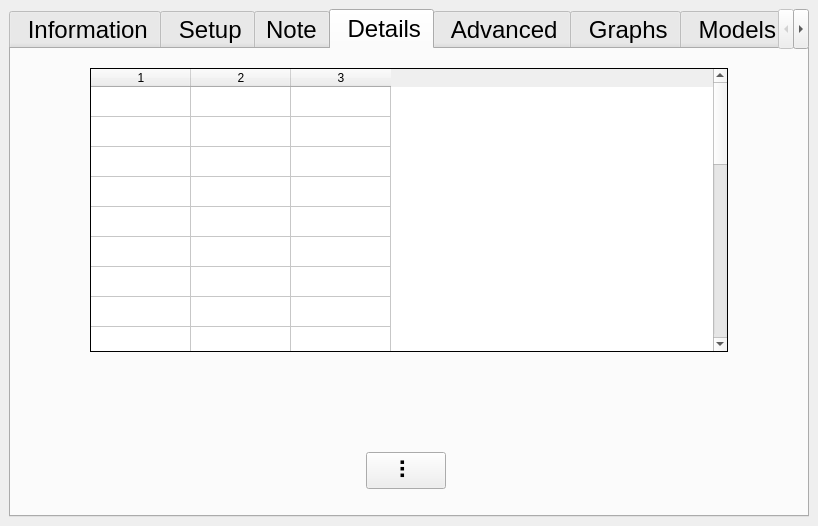
Above: ddh/gui/gui_ddh.ui from LowellInstruments/ddh5 before the change. Below: the same form after it.
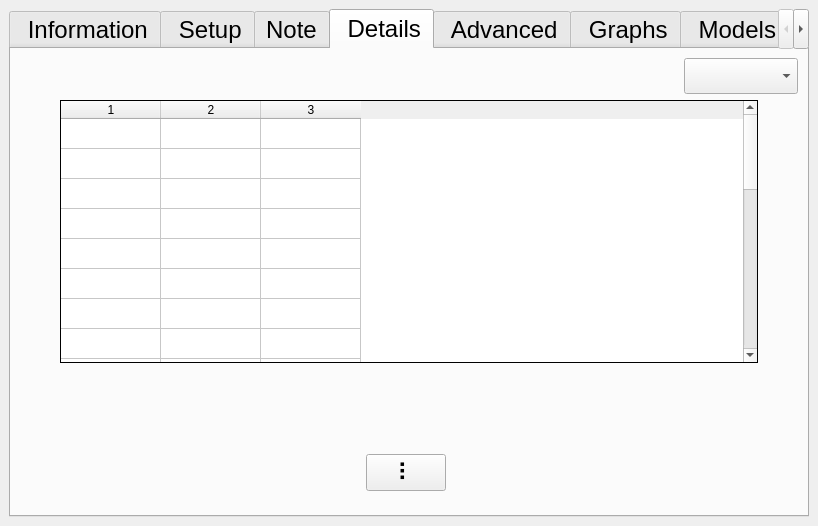
That is the form after the change. The open tabs and pages were chosen to show the change. Icons and pictures are not drawn.

What changed in the file:
```diff
--- a/ddh/gui/gui_ddh.ui
+++ b/ddh/gui/gui_ddh.ui
@@ -1112,36 +1112,7 @@
        </attribute>
        <layout class="QVBoxLayout" name="verticalLayout_3">
         <item>
-         <layout class="QGridLayout" name="gridLayout_5" rowstretch="1,4,1,1" columnstretch="1,10,1">
-          <item row="0" column="1">
-           <spacer name="verticalSpacer_9">
-            <property name="orientation">
-             <enum>Qt::Vertical</enum>
-            </property>
-            <property name="sizeType">
-             <enum>QSizePolicy::Fixed</enum>
-            </property>
-            <property name="sizeHint" stdset="0">
-             <size>
-              <width>20</width>
-              <height>10</height>
-             </size>
-            </property>
-           </spacer>
-          </item>
-          <item row="1" column="0">
-           <spacer name="horizontalSpacer_9">
-            <property name="orientation">
-             <enum>Qt::Horizontal</enum>
-            </property>
-            <property name="sizeHint" stdset="0">
-             <size>
-              <width>40</width>
-              <height>20</height>
-             </size>
-            </property>
-           </spacer>
-          </item>
+         <layout class="QGridLayout" name="gridLayout_5" rowstretch="1,4,1,1" columnstretch="0,0,0">
           <item row="3" column="0" colspan="3">
            <layout class="QHBoxLayout" name="horizontalLayout_7" stretch="3,3,1,2,2,2">
             <property name="leftMargin">
@@ -1245,183 +1216,26 @@
             </item>
            </layout>
           </item>
-          <item row="1" column="2">
-           <spacer name="horizontalSpacer_11">
-            <property name="orientation">
-             <enum>Qt::Horizontal</enum>
-            </property>
-            <property name="sizeHint" stdset="0">
-             <size>
-              <width>40</width>
-              <height>20</height>
-             </size>
-            </property>
-           </spacer>
-          </item>
-          <item row="1" column="1">
-           <widget class="QTableWidget" name="tbl_his">
-            <property name="sizePolicy">
-             <sizepolicy hsizetype="Preferred" vsizetype="Preferred">
-              <horstretch>0</horstretch>
-              <verstretch>0</verstretch>
-             </sizepolicy>
-            </property>
-            <property name="styleSheet">
-             <string notr="true">font: 12pt &quot;DejaVu Sans&quot;;</string>
-            </property>
-            <property name="frameShape">
-             <enum>QFrame::Box</enum>
-            </property>
-            <property name="frameShadow">
-             <enum>QFrame::Plain</enum>
-            </property>
-            <property name="horizontalScrollBarPolicy">
-             <enum>Qt::ScrollBarAlwaysOff</enum>
-            </property>
-            <property name="editTriggers">
-             <set>QAbstractItemView::NoEditTriggers</set>
-            </property>
-            <property name="tabKeyNavigation">
-             <bool>false</bool>
-            </property>
-            <property name="dragDropOverwriteMode">
-             <bool>false</bool>
-            </property>
-            <property name="selectionMode">
-             <enum>QAbstractItemView::NoSelection</enum>
-            </property>
-            <property name="selectionBehavior">
-             <enum>QAbstractItemView::SelectRows</enum>
-            </property>
-            <property name="sortingEnabled">
-             <bool>true</bool>
-            </property>
-            <property name="wordWrap">
-             <bool>false</bool>
-            </property>
-            <property name="rowCount">
-             <number>25</number>
-            </property>
-            <property name="columnCount">
-             <number>3</number>
-            </property>
-            <attribute name="horizontalHeaderHighlightSections">
-             <bool>true</bool>
-            </attribute>
-            <attribute name="verticalHeaderVisible">
-             <bool>false</bool>
-            </attribute>
-            <row/>
-            <row/>
-            <row/>
-            <row/>
-            <row/>
-            <row/>
-            <row/>
-            <row/>
-            <row/>
-            <row/>
-            <row/>
-            <row/>
-            <row/>
-            <row/>
-            <row/>
-            <row/>
-            <row/>
-            <row/>
-            <row/>
-            <row/>
-            <row/>
-            <row/>
-            <row/>
-            <row/>
-            <row/>
-            <column/>
-            <column/>
-            <column/>
-           </widget>
-          </item>
           <item row="2" column="0" colspan="3">
            <layout class="QHBoxLayout" name="horizontalLayout_13">
-            <item>
-             <layout class="QHBoxLayout" name="horizontalLayout_22">
-              <item>
-               <spacer name="horizontalSpacer_29">
-                <property name="orientation">
-                 <enum>Qt::Horizontal</enum>
-                </property>
-                <property name="sizeType">
-                 <enum>QSizePolicy::Fixed</enum>
-                </property>
-                <property name="sizeHint" stdset="0">
-                 <size>
-                  <width>10</width>
-                  <height>20</height>
-                 </size>
-                </property>
-               </spacer>
-              </item>
-              <item>
-               <widget class="QLabel" name="lbl_power_img">
-                <property name="minimumSize">
-                 <size>
-                  <width>50</width>
-                  <height>50</height>
-                 </size>
-                </property>
-                <property name="maximumSize">
-                 <size>
-                  <width>50</width>
-                  <height>50</height>
-                 </size>
-                </property>
-                <property name="frameShape">
-                 <enum>QFrame::NoFrame</enum>
-                </property>
-                <property name="text">
-                 <string/>
-                </property>
-                <property name="scaledContents">
-                 <bool>true</bool>
-                </property>
-               </widget>
-              </item>
-              <item>
-               <spacer name="horizontalSpacer_25">
-                <property name="orientation">
-                 <enum>Qt::Horizontal</enum>
-                </property>
-                <property name="sizeType">
-                 <enum>QSizePolicy::Fixed</enum>
-                </property>
-                <property name="sizeHint" stdset="0">
-                 <size>
-                  <width>5</width>
-                  <height>20</height>
-                 </size>
-                </property>
-               </spacer>
-              </item>
-              <item>
-               <widget class="QLabel" name="lbl_power_txt">
-                <property name="sizePolicy">
-                 <sizepolicy hsizetype="Preferred" vsizetype="Preferred">
-                  <horstretch>0</horstretch>
-                  <verstretch>0</verstretch>
-                 </sizepolicy>
-                </property>
-                <property name="frameShape">
-                 <enum>QFrame::NoFrame</enum>
-                </property>
-                <property name="text">
-                 <string/>
-                </property>
-               </widget>
-              </item>
-             </layout>
-            </item>
             <item>
              <layout class="QHBoxLayout" name="horizontalLayout_20">
+              <item>
+               <spacer name="horizontalSpacer_31">
+                <property name="orientation">
+                 <enum>Qt::Horizontal</enum>
+                </property>
+                <property name="sizeType">
+                 <enum>QSizePolicy::Fixed</enum>
+                </property>
+                <property name="sizeHint" stdset="0">
+                 <size>
+                  <width>10</width>
+                  <height>20</height>
+                 </size>
+                </property>
+               </spacer>
+              </item>
               <item>
                <widget class="QLabel" name="lbl_ble_antenna_img">
                 <property name="minimumSize">
@@ -1595,6 +1409,145 @@
             </item>
            </layout>
           </item>
+          <item row="0" column="0" colspan="3">
+           <layout class="QHBoxLayout" name="horizontalLayout_22">
+            <item>
+             <spacer name="horizontalSpacer_25">
+              <property name="orientation">
+               <enum>Qt::Horizontal</enum>
+              </property>
+              <property name="sizeHint" stdset="0">
+               <size>
+                <width>40</width>
+                <height>20</height>
+               </size>
+              </property>
+             </spacer>
+            </item>
+            <item>
+             <widget class="QComboBox" name="cbox_table_his"/>
+            </item>
+           </layout>
+          </item>
+          <item row="1" column="0" colspan="3">
+           <layout class="QHBoxLayout" name="horizontalLayout_24">
+            <item>
+             <spacer name="horizontalSpacer_9">
+              <property name="orientation">
+               <enum>Qt::Horizontal</enum>
+              </property>
+              <property name="sizeType">
+               <enum>QSizePolicy::Fixed</enum>
+              </property>
+              <property name="sizeHint" stdset="0">
+               <size>
+                <width>40</width>
+                <height>20</height>
+               </size>
+              </property>
+             </spacer>
+            </item>
+            <item>
+             <widget class="QTableWidget" name="tbl_his">
+              <property name="sizePolicy">
+               <sizepolicy hsizetype="Preferred" vsizetype="Preferred">
+                <horstretch>0</horstretch>
+                <verstretch>0</verstretch>
+               </sizepolicy>
+              </property>
+              <property name="styleSheet">
+               <string notr="true">font: 12pt &quot;DejaVu Sans&quot;;</string>
+              </property>
+              <property name="frameShape">
+               <enum>QFrame::Box</enum>
+              </property>
+              <property name="frameShadow">
+               <enum>QFrame::Plain</enum>
+              </property>
+              <property name="horizontalScrollBarPolicy">
+               <enum>Qt::ScrollBarAlwaysOff</enum>
+              </property>
+              <property name="editTriggers">
+               <set>QAbstractItemView::NoEditTriggers</set>
+              </property>
+              <property name="tabKeyNavigation">
+               <bool>false</bool>
+              </property>
+              <property name="dragDropOverwriteMode">
+               <bool>false</bool>
+              </property>
+              <property name="selectionMode">
+               <enum>QAbstractItemView::NoSelection</enum>
+              </property>
+              <property name="selectionBehavior">
+               <enum>QAbstractItemView::SelectRows</enum>
+              </property>
+              <property name="sortingEnabled">
+               <bool>true</bool>
+              </property>
+              <property name="wordWrap">
+               <bool>false</bool>
+              </property>
+              <property name="rowCount">
+               <number>25</number>
+              </property>
+              <property name="columnCount">
+               <number>3</number>
+              </property>
+              <attribute name="horizontalHeaderHighlightSections">
+               <bool>true</bool>
+              </attribute>
+              <attribute name="verticalHeaderVisible">
+               <bool>false</bool>
+              </attribute>
+              <row/>
+              <row/>
+              <row/>
+              <row/>
+              <row/>
+              <row/>
+              <row/>
+              <row/>
+              <row/>
+              <row/>
+              <row/>
+              <row/>
+              <row/>
+              <row/>
+              <row/>
+              <row/>
+              <row/>
+              <row/>
+              <row/>
+              <row/>
+              <row/>
+              <row/>
+              <row/>
+              <row/>
+              <row/>
+              <column/>
+              <column/>
+              <column/>
+             </widget>
+            </item>
+            <item>
+             <spacer name="horizontalSpacer_11">
+              <property name="orientation">
+               <enum>Qt::Horizontal</enum>
+              </property>
+              <property name="sizeType">
+               <enum>QSizePolicy::Fixed</enum>
+              </property>
+              <property name="sizeHint" stdset="0">
+               <size>
+                <width>40</width>
+                <height>20</height>
+               </size>
+              </property>
+             </spacer>
+            </item>
+           </layout>
+          </item>
          </layout>
         </item>
        </layout>
```
Left out of the diff: 2 changed lines with no effect on the pictures.
